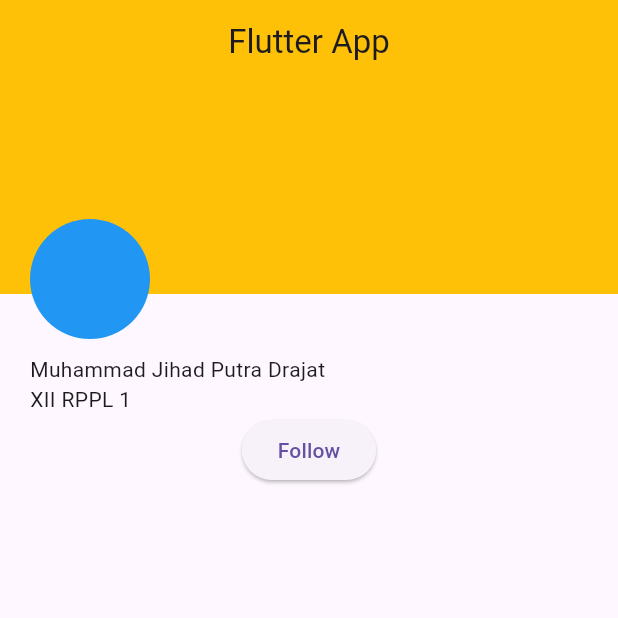
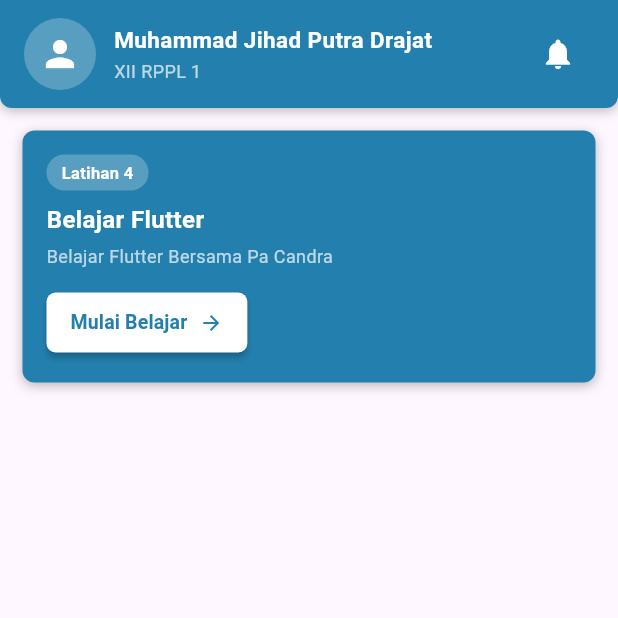
Before and after one commit to JihadPD9/Flutter, a Flutter app: the screen it shows after launch, on a phone screen of 412 x 824 dp, the top half of it. Run offline on Flutter 3.47's test engine with Material 3 defaults, Android fonts, the phone set to English and light mode, and no system bars.

Commit message:
Latihan 4

```diff
--- /dev/null
+++ b/lib/latihan/Latihan4.dart
@@ -0,0 +1,150 @@
+import 'package:flutter/material.dart';
+
+class Latihan4 extends StatelessWidget {
+  @override
+  Widget build(BuildContext context) {
+    const primaryColor = Color.fromARGB(255, 35, 128, 174);
+
+    return Column(
+      crossAxisAlignment: CrossAxisAlignment.stretch,
+      children: [
+        Container(
+          padding: const EdgeInsets.symmetric(horizontal: 16, vertical: 12),
+          decoration: const BoxDecoration(
+            color: primaryColor,
+            borderRadius: BorderRadius.only(
+              bottomLeft: Radius.circular(8),
+              bottomRight: Radius.circular(8),
+            ),
+            boxShadow: [
+              BoxShadow(
+                color: Colors.black26,
+                blurRadius: 6,
+                offset: Offset(0, 2),
+              ),
+            ],
+          ),
+          child: Row(
+            children: [
+              const SizedBox(
+                width: 48,
+                height: 48,
+                child: CircleAvatar(
+                  backgroundColor: Colors.white24,
+                  child: Icon(Icons.person, size: 28, color: Colors.white),
+                ),
+              ),
+              const SizedBox(width: 12),
+              const Expanded(
+                child: Column(
+                  crossAxisAlignment: CrossAxisAlignment.start,
+                  mainAxisSize: MainAxisSize.min,
+                  children: [
+                    Text(
+                      "Muhammad Jihad Putra Drajat",
+                      style: TextStyle(
+                        fontSize: 15,
+                        fontWeight: FontWeight.w600,
+                        color: Colors.white,
+                      ),
+                    ),
+                    SizedBox(height: 2),
+                    Text(
+                      "XII RPPL 1",
+                      style: TextStyle(
+                        fontSize: 12,
+                        color: Colors.white70,
+                      ),
+                    ),
+                  ],
+                ),
+              ),
+              IconButton(
+                icon: const Icon(Icons.notifications, color: Colors.white),
+                onPressed: () {},
+              ),
+            ],
+          ),
+        ),
+
+        Container(
+          margin: const EdgeInsets.all(15),
+          padding: const EdgeInsets.all(16),
+          decoration: BoxDecoration(
+            color: primaryColor,
+            borderRadius: BorderRadius.circular(8),
+            boxShadow: const [
+              BoxShadow(
+                color: Colors.black26,
+                blurRadius: 6,
+                offset: Offset(0, 2),
+              ),
+            ],
+          ),
+          child: Column(
+            crossAxisAlignment: CrossAxisAlignment.start,
+            children: [
+              Container(
+                padding: const EdgeInsets.symmetric(horizontal: 10, vertical: 4),
+                decoration: BoxDecoration(
+                  color: Colors.white24,
+                  borderRadius: BorderRadius.circular(12),
+                ),
+                child: const Text(
+                  "Latihan 4",
+                  style: TextStyle(
+                    fontSize: 11,
+                    fontWeight: FontWeight.w600,
+                    color: Colors.white,
+                  ),
+                ),
+              ),
+
+              const SizedBox(height: 8),
+
+              const Text(
+                "Belajar Flutter",
+                style: TextStyle(
+                  fontSize: 16,
+                  fontWeight: FontWeight.bold,
+                  color: Colors.white,
+                ),
+              ),
+              const SizedBox(height: 4),
+              const Text(
+                "Belajar Flutter Bersama Pa Candra",
+                style: TextStyle(
+                  fontSize: 12,
+                  color: Colors.white70,
+                ),
+              ),
+              const SizedBox(height: 12),
+
+              ElevatedButton.icon(
+                onPressed: () {},
+                iconAlignment: IconAlignment.end,
+                icon: const Icon(Icons.arrow_forward, size: 16),
+                label: const Text(
+                  "Mulai Belajar",
+                  style: TextStyle(
+                    fontWeight: FontWeight.bold,
+                    fontSize: 13,
+                  ),
+                ),
+                style: ElevatedButton.styleFrom(
+                  backgroundColor: Colors.white,
+                  foregroundColor: primaryColor,
+                  elevation: 2,
+                  padding: const EdgeInsets.symmetric(horizontal: 16, vertical: 8),
+                  shape: RoundedRectangleBorder(
+                    borderRadius: BorderRadius.circular(6),
+                  ),
+                ),
+              ),
+            ],
+          ),
+        ),
+      ],
+    );
+  }
+}
--- a/lib/main.dart
+++ b/lib/main.dart
@@ -1,15 +1,16 @@
 import 'package:flutter/material.dart';
 import 'package:flutter_jihad_rpl1/container/ContainerLatihan.dart';
 import 'package:flutter_jihad_rpl1/container/ContainerSatu.dart';
+import 'package:flutter_jihad_rpl1/latihan/Latihan4.dart';
 import 'package:flutter_jihad_rpl1/row_column/ColumnWidget.dart';
 import 'package:flutter_jihad_rpl1/row_column/RowColumnWidget.dart';
-import 'package:flutter_jihad_rpl1/row_column/Latihan1.dart';
-import 'package:flutter_jihad_rpl1/row_column/Latihan2.dart';
+import 'package:flutter_jihad_rpl1/latihan/Latihan1.dart';
+import 'package:flutter_jihad_rpl1/latihan/Latihan2.dart';
 import 'package:flutter_jihad_rpl1/row_column/RowWidget.dart';
 import 'package:flutter_jihad_rpl1/sized_expanded_stack/ExpandedWidget.dart';
-import 'package:flutter_jihad_rpl1/sized_expanded_stack/Latihan3.dart';
+import 'package:flutter_jihad_rpl1/latihan/Latihan3.dart';
 import 'package:flutter_jihad_rpl1/sized_expanded_stack/LayoutDua.dart';
-import 'package:flutter_jihad_rpl1/sized_expanded_stack/LayoutEmpat.dart';
+import 'package:flutter_jihad_rpl1/sized_expanded_stack/LayoutTiga.dart';
 import 'package:flutter_jihad_rpl1/sized_expanded_stack/LayoutSatu.dart';
 import 'package:flutter_jihad_rpl1/sized_expanded_stack/SizedBoxWidget.dart';
 import 'package:flutter_jihad_rpl1/sized_expanded_stack/StackWidget.dart';
@@ -26,33 +27,28 @@
     return MaterialApp(
       debugShowCheckedModeBanner: false,
       home: Scaffold(
-        appBar: AppBar(
-          title: Text("Flutter App"),
-          backgroundColor: Colors.amber,
-          centerTitle: true,
-        ),
-        body: Layoutempat(),
+        body: Latihan4(),
       ),
     );
   }
 }
 
-class RowWidget {
-}
+class RowWidget {}
 
 class HelloWidget extends StatelessWidget {
-  const HelloWidget({
-    super.key,
-  });
+  const HelloWidget({super.key});
 
   @override
   Widget build(BuildContext context) {
     return Center(
-      child: Text("Hello Flutter", style: TextStyle(
-        fontSize: 30,
-        fontWeight: FontWeight.bold,
-        color: Colors.cyan
-        ),),
+      child: Text(
+        "Hello Flutter",
+        style: TextStyle(
+          fontSize: 30,
+          fontWeight: FontWeight.bold,
+          color: Colors.cyan,
+        ),
+      ),
     );
   }
 }
--- a/lib/sized_expanded_stack/LayoutEmpat.dart
+++ b/lib/sized_expanded_stack/LayoutTiga.dart
@@ -1,6 +1,6 @@
 import 'package:flutter/material.dart';
 
-class Layoutempat extends StatelessWidget {
+class LayoutTiga extends StatelessWidget {
 
   @override
   Widget build(BuildContext context) {
```
Also changed, not shown: lib/latihan/Latihan1.dart (renamed from lib/row_column/Latihan1.dart), lib/latihan/Latihan2.dart (renamed from lib/row_column/Latihan2.dart), lib/latihan/Latihan3.dart (renamed from lib/sized_expanded_stack/Latihan3.dart).
